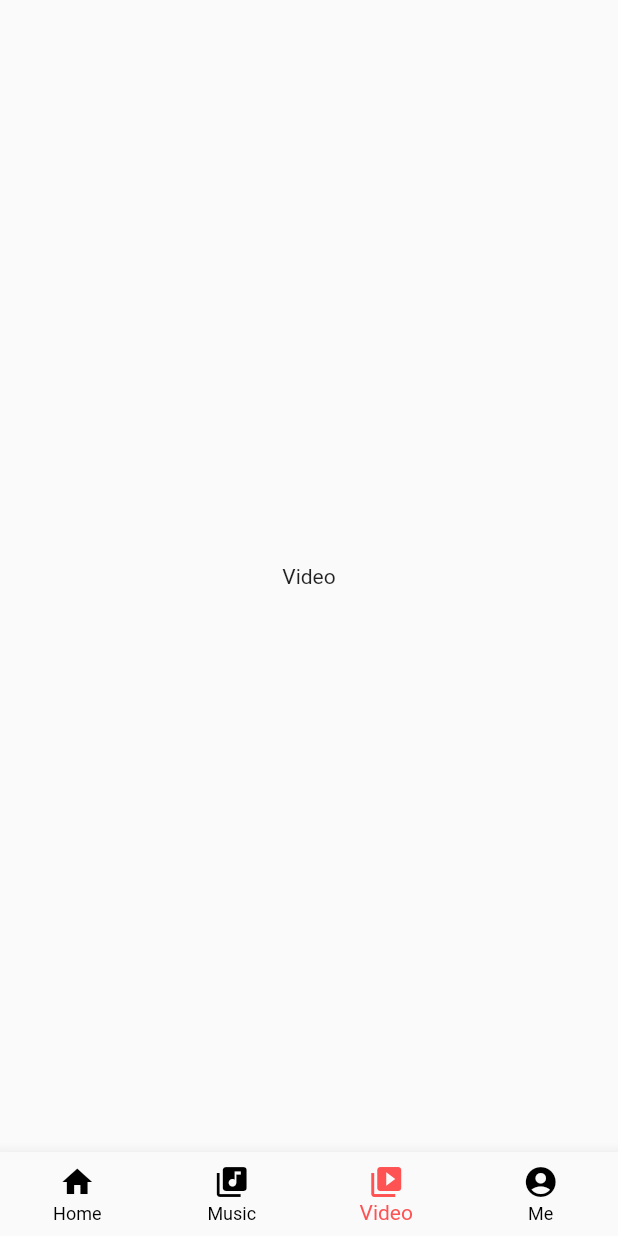
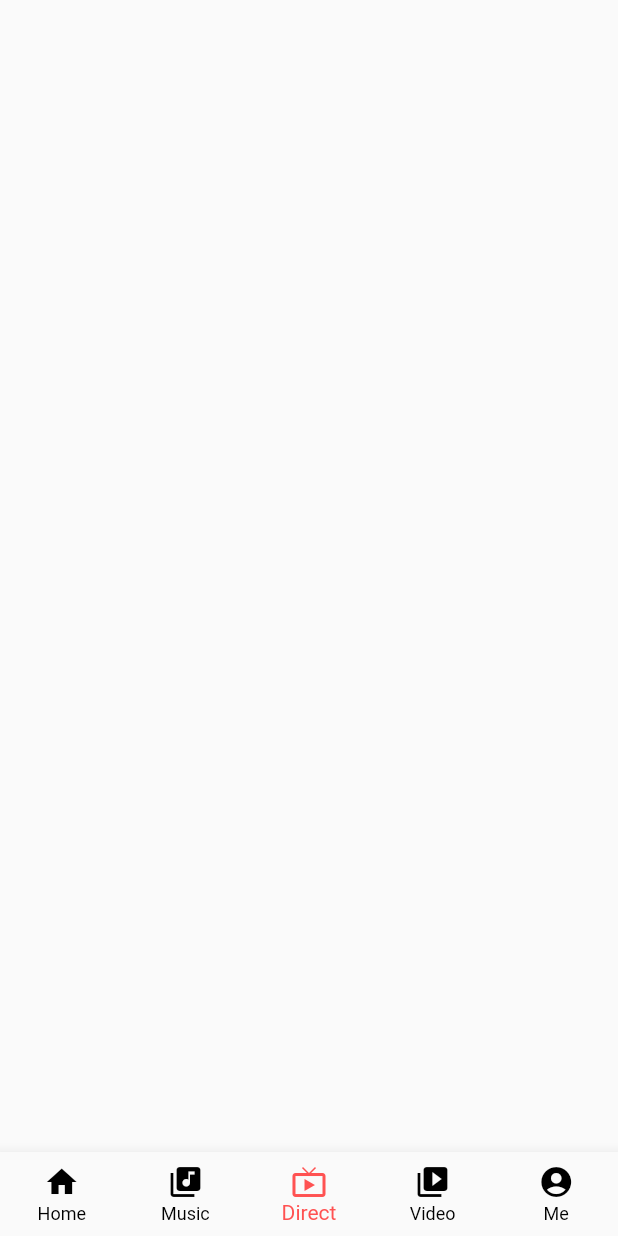
Before and after one commit to elsanal/Afrovibes-music-app-with-flutter, a Flutter app: the screen it shows after launch, item 3 of the bottom bar chosen, on a phone screen of 412 x 824 dp. Run offline on Flutter 3.47's test engine with Material 2 defaults, Android fonts, the phone set to English and light mode, and no system bars; our stand-ins replace flutter_screenutil; statements that could not run were skipped.

Commit message:
This is my africa good vibes app

```diff
--- a/lib/pages/Homepage.dart
+++ b/lib/pages/Homepage.dart
@@ -1,4 +1,5 @@
 import 'package:afromuse/pages/Homepagebody.dart';
+import 'package:afromuse/pages/InLive.dart';
 import 'package:afromuse/pages/Mepage.dart';
 import 'package:afromuse/pages/Music.dart';
 import 'package:afromuse/pages/Video.dart';
@@ -14,7 +15,7 @@ class _HomepageState extends State<Homepage> {
   int _currentIndex = 0;
 
 
-  List<Widget> pageList=[Homepagebody(),Music(),
+  List<Widget> pageList=[Homepagebody(),Music(),LiveStream(),
    Video(),Mepage()];
 
 
@@ -33,6 +34,10 @@ class _HomepageState extends State<Homepage> {
             new BottomNavigationBarItem(
               icon: Icon(Icons.library_music),
               title: Text("Music"),
+            ),
+            new BottomNavigationBarItem(
+              icon: Icon(Icons.live_tv),
+              title: Text("Direct"),
             ),
             new BottomNavigationBarItem(
               icon: Icon(Icons.video_library),
--- /dev/null
+++ b/lib/pages/InLive.dart
@@ -0,0 +1,13 @@
+import 'package:flutter/material.dart';
+
+class LiveStream extends StatefulWidget {
+  @override
+  _LiveStreamState createState() => _LiveStreamState();
+}
+
+class _LiveStreamState extends State<LiveStream> {
+  @override
+  Widget build(BuildContext context) {
+    return Container();
+  }
+}
```
Also changed, not shown: lib/pages/Video.dart (+64 -2 lines), lib/display/musicPlayer.dart (added), lib/display/videoPlayer.dart (added), 3 other files.
